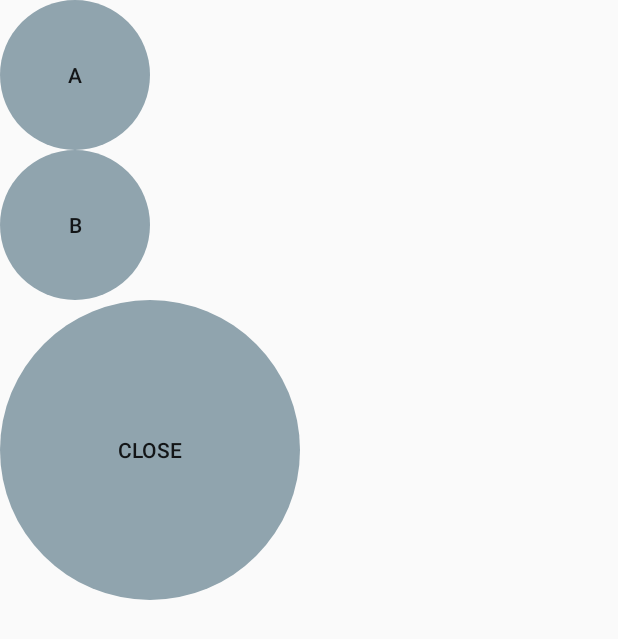
After one commit to Anwesh43/HoldMeButton, an Android app: the layout view_dialog.xml on its own in the app's theme, with its tools: preview values and no code run, on a phone screen of 412 x 824 dp. The commit adds this screen. Shown: the top 639 px of the screen. Run offline under Robolectric (Android 15) with nearby library versions, the phone set to English and light mode, and no system bars.

Commit message:
Adding vcs root in android studio and adding demos to use the buttons in layout file

```diff
--- /dev/null
+++ b/app/src/main/res/layout/view_dialog.xml
@@ -0,0 +1,22 @@
+<?xml version="1.0" encoding="utf-8"?>
+<LinearLayout xmlns:android="http://schemas.android.com/apk/res/android"
+    android:orientation="vertical" android:layout_width="match_parent"
+    android:layout_height="match_parent">
+    <com.anwesome.uiview.holdmebutton.HoldMeButtonView
+    android:layout_width="100dp"
+    android:layout_height="100dp"
+    android:id="@+id/a"
+    android:text="A"/>
+<com.anwesome.uiview.holdmebutton.HoldMeButtonView
+        android:layout_width="100dp"
+        android:layout_height="100dp"
+        android:id="@+id/b"
+        android:text="B"/>
+    <com.anwesome.uiview.holdmebutton.HoldMeButtonView
+        android:layout_width="200dp"
+        android:layout_height="200dp"
+        android:id="@+id/c"
+        android:text="Close"/>
+
+
+</LinearLayout>
```
Also changed, not shown: app/src/main/java/com/anwesome/uiview/holdmebuttondemo/MainActivity.java (+26 -1 lines).
